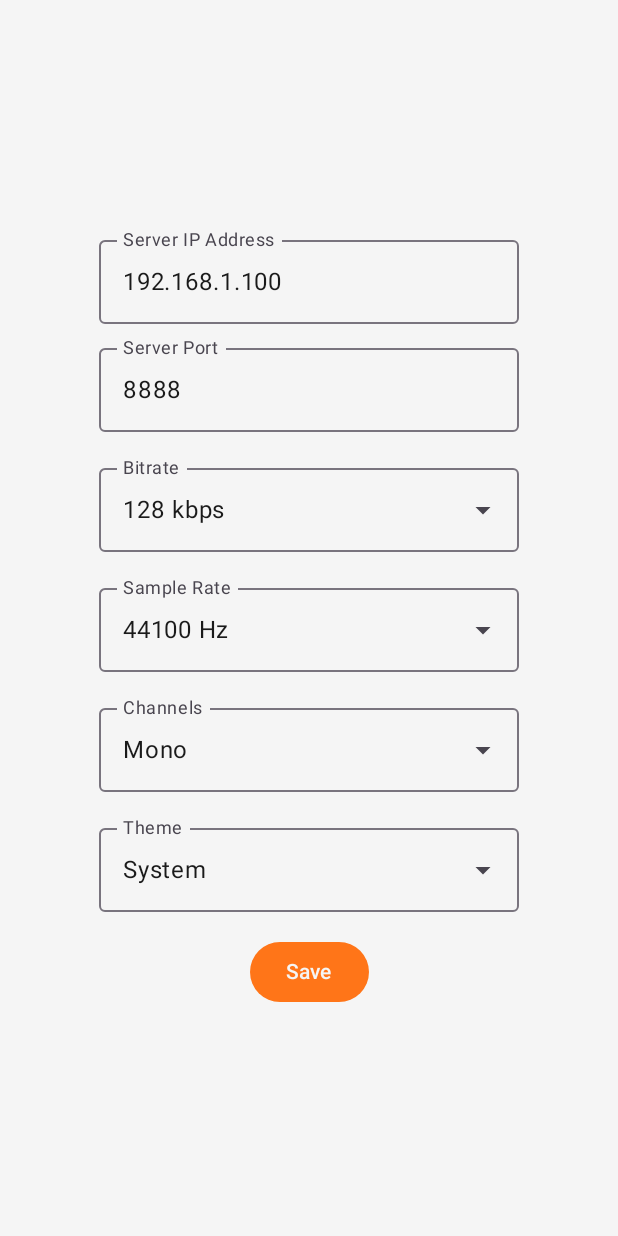
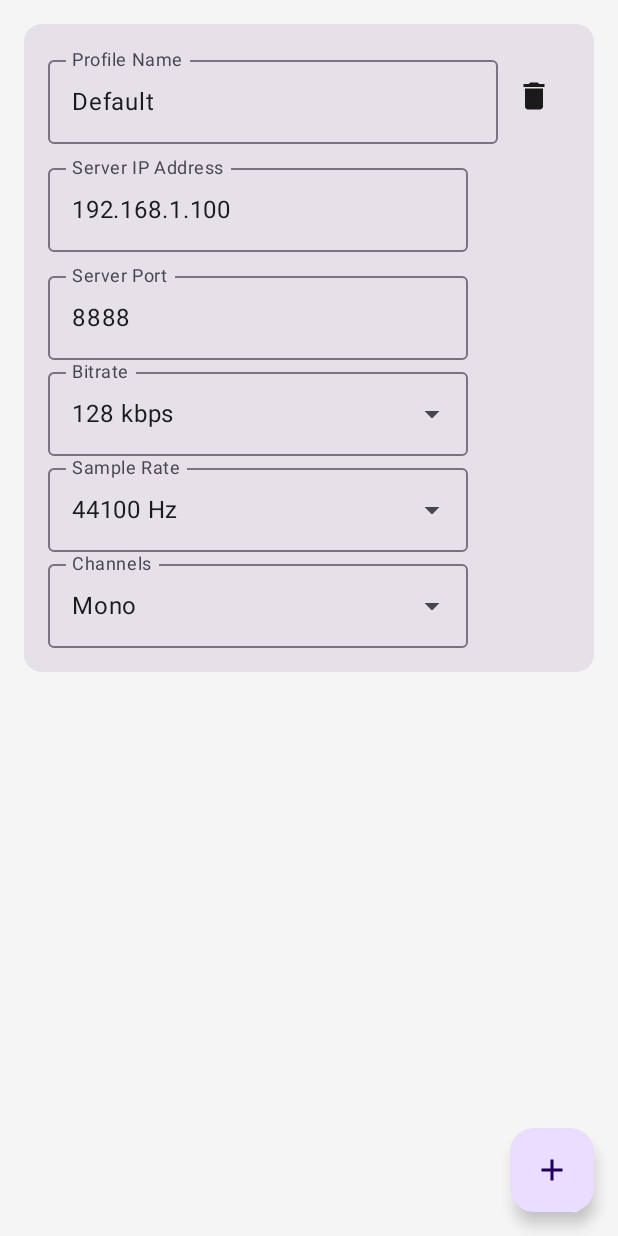
Before and after one commit to stephenmkbrady/AirheadWaves, an Android app built with Jetpack Compose: the SettingsScreen screen opened through its navigation route, on a phone screen of 412 x 824 dp. Run offline under Robolectric (Android 15) with nearby library versions, the phone set to English and light mode, and no system bars.

Commit message:
added settings profiles

```diff
--- a/app/build.gradle.kts
+++ b/app/build.gradle.kts
@@ -2,6 +2,7 @@ plugins {
     alias(libs.plugins.android.application)
     alias(libs.plugins.kotlin.android)
     alias(libs.plugins.kotlin.compose)
+    id("org.jetbrains.kotlin.plugin.serialization") version "1.9.21"
 }
 
 android {
@@ -52,6 +53,7 @@ dependencies {
     implementation(libs.androidx.compose.material3)
     implementation("androidx.navigation:navigation-compose:2.7.7")
     implementation("androidx.localbroadcastmanager:localbroadcastmanager:1.1.0")
+    implementation("org.jetbrains.kotlinx:kotlinx-serialization-json:1.6.3")
     testImplementation(libs.junit)
     androidTestImplementation(libs.androidx.junit)
     androidTestImplementation(libs.androidx.espresso.core)
--- a/app/src/main/java/com/example/cosmiccast/MainActivity.kt
+++ b/app/src/main/java/com/example/cosmiccast/MainActivity.kt
@@ -15,24 +15,39 @@ import androidx.compose.foundation.isSystemInDarkTheme
 import androidx.compose.foundation.layout.Arrangement
 import androidx.compose.foundation.layout.Box
 import androidx.compose.foundation.layout.Column
+import androidx.compose.foundation.layout.Row
 import androidx.compose.foundation.layout.Spacer
 import androidx.compose.foundation.layout.fillMaxSize
+import androidx.compose.foundation.layout.fillMaxWidth
 import androidx.compose.foundation.layout.height
+import androidx.compose.foundation.layout.padding
 import androidx.compose.foundation.layout.width
+import androidx.compose.foundation.lazy.LazyColumn
+import androidx.compose.foundation.lazy.items
 import androidx.compose.foundation.rememberScrollState
 import androidx.compose.foundation.verticalScroll
+import androidx.compose.material.icons.Icons
+import androidx.compose.material.icons.filled.Add
+import androidx.compose.material.icons.filled.Delete
+import androidx.compose.material.icons.filled.Edit
 import androidx.compose.material3.Button
+import androidx.compose.material3.Card
 import androidx.compose.material3.DropdownMenuItem
 import androidx.compose.material3.ExperimentalMaterial3Api
 import androidx.compose.material3.ExposedDropdownMenuBox
 import androidx.compose.material3.ExposedDropdownMenuDefaults
+import androidx.compose.material3.FloatingActionButton
+import androidx.compose.material3.Icon
+import androidx.compose.material3.IconButton
 import androidx.compose.material3.MaterialTheme
 import androidx.compose.material3.OutlinedTextField
+import androidx.compose.material3.Scaffold
 import androidx.compose.material3.Slider
 import androidx.compose.material3.Surface
 import androidx.compose.material3.Text
 import androidx.compose.runtime.Composable
 import androidx.compose.runtime.DisposableEffect
+import androidx.compose.runtime.LaunchedEffect
 import androidx.compose.runtime.getValue
 import androidx.compose.runtime.mutableStateOf
 import androidx.compose.runtime.remember
@@ -47,12 +62,27 @@ import androidx.navigation.compose.NavHost
 import androidx.navigation.compose.composable
 import androidx.navigation.compose.rememberNavController
 import com.example.cosmiccast.ui.theme.CosmicCastTheme
+import kotlinx.serialization.Serializable
+import kotlinx.serialization.encodeToString
+import kotlinx.serialization.json.Json
+
+@Serializable
+data class ServerProfile(
+    val name: String,
+    val ipAddress: String,
+    val port: Int,
+    val bitrate: Int,
+    val sampleRate: Int,
+    val channelConfig: String
+)
 
 class MainActivity : ComponentActivity() {
 
     private var isServiceRunning by mutableStateOf(false)
     private var stats by mutableStateOf("Not Connected")
     private var streamVolume by mutableStateOf(1.0f)
+    private var profiles by mutableStateOf<List<ServerProfile>>(emptyList())
+    private var selectedProfile by mutableStateOf<ServerProfile?>(null)
 
     private val statsReceiver = object : BroadcastReceiver() {
         override fun onReceive(context: Context?, intent: Intent?) {
@@ -65,29 +95,29 @@ class MainActivity : ComponentActivity() {
 
     private val startMediaProjection = registerForActivityResult(ActivityResultContracts.StartActivityForResult()) {
         if (it.resultCode == Activity.RESULT_OK) {
+            selectedProfile?.let { profile ->
                 val serviceIntent = Intent(this, AudioCaptureService::class.java).apply {
                     putExtra(AudioCaptureService.EXTRA_RESULT_CODE, it.resultCode)
                     putExtra(AudioCaptureService.EXTRA_DATA, it.data)
-                val sharedPrefs = getSharedPreferences("Settings", Context.MODE_PRIVATE)
-                putExtra("SERVER_IP", sharedPrefs.getString("SERVER_IP", "192.168.1.100"))
-                putExtra("SERVER_PORT", sharedPrefs.getInt("SERVER_PORT", 8888))
-                putExtra("BITRATE", sharedPrefs.getInt("BITRATE", 128000))
-                putExtra("SAMPLE_RATE", sharedPrefs.getInt("SAMPLE_RATE", 44100))
-                putExtra("CHANNEL_CONFIG", sharedPrefs.getString("CHANNEL_CONFIG", "Mono"))
+                    putExtra("SERVER_IP", profile.ipAddress)
+                    putExtra("SERVER_PORT", profile.port)
+                    putExtra("BITRATE", profile.bitrate)
+                    putExtra("SAMPLE_RATE", profile.sampleRate)
+                    putExtra("CHANNEL_CONFIG", profile.channelConfig)
                     putExtra(AudioCaptureService.EXTRA_VOLUME, streamVolume)
                 }
                 startForegroundService(serviceIntent)
                 isServiceRunning = true
             }
         }
+    }
 
     override fun onCreate(savedInstanceState: Bundle?) {
         super.onCreate(savedInstanceState)
-        val sharedPrefs = getSharedPreferences("Settings", Context.MODE_PRIVATE)
-        streamVolume = sharedPrefs.getFloat("STREAM_VOLUME", 1.0f)
-        isServiceRunning = AudioCaptureService.isRunning
+        loadProfiles()
 
         setContent {
+            val sharedPrefs = getSharedPreferences("Settings", Context.MODE_PRIVATE)
             val theme = sharedPrefs.getString("THEME", "System") ?: "System"
 
             CosmicCastTheme(darkTheme = when(theme) {
@@ -97,23 +127,45 @@ class MainActivity : ComponentActivity() {
             }) {
                 Surface(modifier = Modifier.fillMaxSize(), color = MaterialTheme.colorScheme.background) {
                     val navController = rememberNavController()
-                    val context = LocalContext.current
                     NavHost(navController = navController, startDestination = "main") {
-                        composable("main") { MainScreen(navController, isServiceRunning, stats, streamVolume, {
+                        composable("main") { MainScreen(navController, isServiceRunning, stats, streamVolume, profiles, selectedProfile, {
                             newVolume ->
                             streamVolume = newVolume
                             val intent = Intent(AudioCaptureService.ACTION_SET_VOLUME)
                             intent.putExtra(AudioCaptureService.EXTRA_VOLUME, newVolume)
-                            LocalBroadcastManager.getInstance(context).sendBroadcast(intent)
+                            LocalBroadcastManager.getInstance(this@MainActivity).sendBroadcast(intent)
                             with(sharedPrefs.edit()) {
                                 putFloat("STREAM_VOLUME", newVolume)
                                 apply()
                             }
-                        }) { startStopService() } }
-                        composable("settings") { SettingsScreen(navController, sharedPrefs) }
+                        }, { profile -> selectedProfile = profile }) { startStopService() } }
+                        composable("settings") { SettingsScreen(navController, profiles) { newProfiles -> saveProfiles(newProfiles) } }
                     }
                 }
             }
+        }
+    }
+
+    private fun loadProfiles() {
+        val sharedPrefs = getSharedPreferences("Settings", Context.MODE_PRIVATE)
+        streamVolume = sharedPrefs.getFloat("STREAM_VOLUME", 1.0f)
+        val profilesJson = sharedPrefs.getString("PROFILES", null)
+        if (profilesJson != null) {
+            profiles = Json.decodeFromString(profilesJson)
+            selectedProfile = profiles.firstOrNull()
+        } else {
+            profiles = listOf(ServerProfile("Default", "192.168.1.100", 8888, 128000, 44100, "Mono"))
+            selectedProfile = profiles.first()
+        }
+    }
+
+    private fun saveProfiles(newProfiles: List<ServerProfile>) {
+        profiles = newProfiles
+        val sharedPrefs = getSharedPreferences("Settings", Context.MODE_PRIVATE)
+        val profilesJson = Json.encodeToString(newProfiles)
+        with(sharedPrefs.edit()) {
+            putString("PROFILES", profilesJson)
+            apply()
         }
     }
 
@@ -139,15 +191,21 @@ class MainActivity : ComponentActivity() {
     }
 }
 
+@OptIn(ExperimentalMaterial3Api::class)
 @Composable
 fun MainScreen(
     navController: NavController,
     isServiceRunning: Boolean,
     stats: String,
     currentVolume: Float,
+    profiles: List<ServerProfile>,
+    selectedProfile: ServerProfile?,
     onVolumeChange: (Float) -> Unit,
+    onProfileSelected: (ServerProfile) -> Unit,
     onStartStopClick: () -> Unit
 ) {
+    var expandedProfile by remember { mutableStateOf(false) }
+
     Column(
         modifier = Modifier.fillMaxSize(),
         verticalArrangement = Arrangement.Center,
@@ -155,7 +213,36 @@ fun MainScreen(
     ) {
         Text(text = stats)
         Spacer(modifier = Modifier.height(16.dp))
-        Button(onClick = onStartStopClick) {
+
+        if (profiles.isNotEmpty()) {
+            Box(modifier = Modifier.width(280.dp)) {
+                ExposedDropdownMenuBox(expanded = expandedProfile, onExpandedChange = { expandedProfile = !expandedProfile }) {
+                    OutlinedTextField(
+                        value = selectedProfile?.name ?: "Select a Profile",
+                        onValueChange = {},
+                        readOnly = true,
+                        label = { Text("Server Profile") },
+                        trailingIcon = { ExposedDropdownMenuDefaults.TrailingIcon(expanded = expandedProfile) },
+                        modifier = Modifier.menuAnchor()
+                    )
+                    ExposedDropdownMenu(expanded = expandedProfile, onDismissRequest = { expandedProfile = false }) {
+                        profiles.forEach { profile ->
+                            DropdownMenuItem(
+                                text = { Text(profile.name) },
+                                onClick = {
+                                    onProfileSelected(profile)
+                                    expandedProfile = false
+                                }
+                            )
+                        }
+                    }
+                }
+            }
+        }
+
+        Spacer(modifier = Modifier.height(16.dp))
+
+        Button(onClick = onStartStopClick, enabled = selectedProfile != null) {
             Text(text = if (isServiceRunning) "Stop Streaming" else "Start Streaming")
         }
         Spacer(modifier = Modifier.height(16.dp))
@@ -175,44 +262,84 @@ fun MainScreen(
 
 @OptIn(ExperimentalMaterial3Api::class)
 @Composable
-fun SettingsScreen(navController: NavController, sharedPreferences: SharedPreferences) {
-    var ipAddress by remember { mutableStateOf(sharedPreferences.getString("SERVER_IP", "192.168.1.100") ?: "") }
-    var port by remember { mutableStateOf(sharedPreferences.getInt("SERVER_PORT", 8888).toString()) }
+fun SettingsScreen(
+    navController: NavController,
+    profiles: List<ServerProfile>,
+    onSave: (List<ServerProfile>) -> Unit
+) {
+    var editingProfiles by remember { mutableStateOf(profiles) }
+
+    Scaffold(
+        floatingActionButton = {
+            FloatingActionButton(onClick = {
+                editingProfiles = editingProfiles + ServerProfile("New Profile", "", 8888, 128000, 44100, "Mono")
+            }) {
+                Icon(Icons.Default.Add, contentDescription = "Add Profile")
+            }
+        }
+    ) {
+        LazyColumn(modifier = Modifier.padding(it)) {
+            items(editingProfiles) { profile ->
+                ProfileEditor(profile, onProfileChange = { updatedProfile ->
+                    editingProfiles = editingProfiles.map { p ->
+                        if (p.name == profile.name) updatedProfile else p
+                    }
+                }, onDelete = {
+                    editingProfiles = editingProfiles.filter { p -> p.name != profile.name }
+                })
+            }
+        }
+    }
+
+    DisposableEffect(Unit) {
+        onDispose {
+            onSave(editingProfiles)
+        }
+    }
+}
+
+@OptIn(ExperimentalMaterial3Api::class)
+@Composable
+fun ProfileEditor(
+    profile: ServerProfile,
+    onProfileChange: (ServerProfile) -> Unit,
+    onDelete: () -> Unit
+) {
+    var name by remember { mutableStateOf(profile.name) }
+    var ipAddress by remember { mutableStateOf(profile.ipAddress) }
+    var port by remember { mutableStateOf(profile.port.toString()) }
+    var bitrate by remember { mutableStateOf(profile.bitrate) }
+    var sampleRate by remember { mutableStateOf(profile.sampleRate) }
+    var channelConfig by remember { mutableStateOf(profile.channelConfig) }
+
+    LaunchedEffect(name, ipAddress, port, bitrate, sampleRate, channelConfig) {
+        onProfileChange(ServerProfile(name, ipAddress, port.toIntOrNull() ?: 8888, bitrate, sampleRate, channelConfig))
+    }
+
+    Card(modifier = Modifier.padding(16.dp)) {
+        Column(modifier = Modifier.padding(16.dp)) {
+            Row(verticalAlignment = Alignment.CenterVertically) {
+                OutlinedTextField(
+                    value = name,
+                    onValueChange = { name = it },
+                    label = { Text("Profile Name") },
+                    modifier = Modifier.weight(1f)
+                )
+                IconButton(onClick = onDelete) {
+                    Icon(Icons.Default.Delete, contentDescription = "Delete Profile")
+                }
+            }
+            Spacer(modifier = Modifier.height(8.dp))
+            OutlinedTextField(value = ipAddress, onValueChange = { ipAddress = it }, label = { Text("Server IP Address") })
+            Spacer(modifier = Modifier.height(8.dp))
+            OutlinedTextField(value = port, onValueChange = { port = it }, label = { Text("Server Port") })
 
             val bitrates = listOf(96000, 128000, 192000, 256000, 320000)
             var expandedBitrate by remember { mutableStateOf(false) }
-    var selectedBitrate by remember { mutableStateOf(sharedPreferences.getInt("BITRATE", 128000)) }
-
-    val sampleRates = listOf(22050, 44100, 48000)
-    var expandedSampleRate by remember { mutableStateOf(false) }
-    var selectedSampleRate by remember { mutableStateOf(sharedPreferences.getInt("SAMPLE_RATE", 44100)) }
-
-    val channelConfigs = listOf("Mono", "Stereo")
-    var expandedChannelConfig by remember { mutableStateOf(false) }
-    var selectedChannelConfig by remember { mutableStateOf(sharedPreferences.getString("CHANNEL_CONFIG", "Mono") ?: "Mono") }
-
-    val themes = listOf("Light", "Dark", "System")
-    var expandedTheme by remember { mutableStateOf(false) }
-    var selectedTheme by remember { mutableStateOf(sharedPreferences.getString("THEME", "System") ?: "System") }
-
-    val context = LocalContext.current
-
-    Column(
-        modifier = Modifier
-            .fillMaxSize()
-            .verticalScroll(rememberScrollState()),
-        verticalArrangement = Arrangement.Center,
-        horizontalAlignment = Alignment.CenterHorizontally
-    ) {
-        OutlinedTextField(value = ipAddress, onValueChange = { ipAddress = it }, label = { Text("Server IP Address") })
-        Spacer(modifier = Modifier.height(8.dp))
-        OutlinedTextField(value = port, onValueChange = { port = it }, label = { Text("Server Port") })
-        Spacer(modifier = Modifier.height(16.dp))
-
-        Box(modifier = Modifier.width(280.dp)) {
+            Box(modifier = Modifier.fillMaxWidth()) {
                 ExposedDropdownMenuBox(expanded = expandedBitrate, onExpandedChange = { expandedBitrate = !expandedBitrate }) {
                     OutlinedTextField(
-                    value = "${selectedBitrate / 1000} kbps",
+                        value = "${bitrate / 1000} kbps",
                         onValueChange = {},
                         readOnly = true,
                         label = { Text("Bitrate") },
@@ -220,25 +347,22 @@ fun SettingsScreen(navController: NavController, sharedPreferences: SharedPrefer
                         modifier = Modifier.menuAnchor()
                     )
                     ExposedDropdownMenu(expanded = expandedBitrate, onDismissRequest = { expandedBitrate = false }) {
-                    bitrates.forEach { bitrate ->
-                        DropdownMenuItem(
-                            text = { Text("${bitrate / 1000} kbps") },
-                            onClick = {
-                                selectedBitrate = bitrate
+                        bitrates.forEach { b ->
+                            DropdownMenuItem(text = { Text("${b / 1000} kbps") }, onClick = {
+                                bitrate = b
                                 expandedBitrate = false
-                            }
-                        )
+                            })
                         }
                     }
                 }
             }
 
-        Spacer(modifier = Modifier.height(16.dp))
-
-        Box(modifier = Modifier.width(280.dp)) {
+            val sampleRates = listOf(22050, 44100, 48000)
+            var expandedSampleRate by remember { mutableStateOf(false) }
+            Box(modifier = Modifier.fillMaxWidth()) {
                 ExposedDropdownMenuBox(expanded = expandedSampleRate, onExpandedChange = { expandedSampleRate = !expandedSampleRate }) {
                     OutlinedTextField(
-                    value = "$selectedSampleRate Hz",
+                        value = "$sampleRate Hz",
                         onValueChange = {},
                         readOnly = true,
                         label = { Text("Sample Rate") },
@@ -246,25 +370,22 @@ fun SettingsScreen(navController: NavController, sharedPreferences: SharedPrefer
                         modifier = Modifier.menuAnchor()
                     )
                     ExposedDropdownMenu(expanded = expandedSampleRate, onDismissRequest = { expandedSampleRate = false }) {
-                    sampleRates.forEach { sampleRate ->
-                        DropdownMenuItem(
-                            text = { Text("$sampleRate Hz") },
-                            onClick = {
-                                selectedSampleRate = sampleRate
+                        sampleRates.forEach { sr ->
+                            DropdownMenuItem(text = { Text("$sr Hz") }, onClick = {
+                                sampleRate = sr
                                 expandedSampleRate = false
-                            }
-                        )
+                            })
                         }
                     }
                 }
             }
 
-        Spacer(modifier = Modifier.height(16.dp))
-
-        Box(modifier = Modifier.width(280.dp)) {
+            val channelConfigs = listOf("Mono", "Stereo")
+            var expandedChannelConfig by remember { mutableStateOf(false) }
+            Box(modifier = Modifier.fillMaxWidth()) {
                 ExposedDropdownMenuBox(expanded = expandedChannelConfig, onExpandedChange = { expandedChannelConfig = !expandedChannelConfig }) {
                     OutlinedTextField(
-                    value = selectedChannelConfig,
+                        value = channelConfig,
                         onValueChange = {},
                         readOnly = true,
                         label = { Text("Channels") },
@@ -272,66 +393,15 @@ fun SettingsScreen(navController: NavController, sharedPreferences: SharedPrefer
                         modifier = Modifier.menuAnchor()
                     )
                     ExposedDropdownMenu(expanded = expandedChannelConfig, onDismissRequest = { expandedChannelConfig = false }) {
-                    channelConfigs.forEach { channelConfig ->
-                        DropdownMenuItem(
-                            text = { Text(channelConfig) },
-                            onClick = {
-                                selectedChannelConfig = channelConfig
+                        channelConfigs.forEach { cc ->
+                            DropdownMenuItem(text = { Text(cc) }, onClick = {
+                                channelConfig = cc
                                 expandedChannelConfig = false
-                            }
-                        )
+                            })
                         }
                     }
                 }
             }
-
-        Spacer(modifier = Modifier.height(16.dp))
-
-        Box(modifier = Modifier.width(280.dp)) {
-            ExposedDropdownMenuBox(expanded = expandedTheme, onExpandedChange = { expandedTheme = !expandedTheme }) {
-                OutlinedTextField(
-                    value = selectedTheme,
-                    onValueChange = {},
-                    readOnly = true,
-                    label = { Text("Theme") },
-                    trailingIcon = { ExposedDropdownMenuDefaults.TrailingIcon(expanded = expandedTheme) },
-                    modifier = Modifier.menuAnchor()
-                )
-                ExposedDropdownMenu(expanded = expandedTheme, onDismissRequest = { expandedTheme = false }) {
-                    themes.forEach { theme ->
-                        DropdownMenuItem(
-                            text = { Text(theme) },
-                            onClick = {
-                                selectedTheme = theme
-                                expandedTheme = false
-                            }
-                        )
         }
     }
 }
-        }
-
-        Spacer(modifier = Modifier.height(16.dp))
-
-        Button(onClick = {
-            with(sharedPreferences.edit()) {
-                putString("SERVER_IP", ipAddress)
-                putInt("SERVER_PORT", port.toInt())
-                putInt("BITRATE", selectedBitrate)
-                putInt("SAMPLE_RATE", selectedSampleRate)
-                putString("CHANNEL_CONFIG", selectedChannelConfig)
-                putString("THEME", selectedTheme)
-                apply()
-            }
-            navController.popBackStack()
-        }) {
-            Text(text = "Save")
-        }
-
-        DisposableEffect(Unit) {
-            onDispose {
-                (context as? MainActivity)?.recreate()
-            }
-        }
-    }
-}
```
Lines whose indentation alone changed are shown as unchanged.
